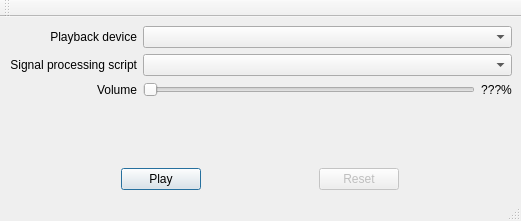
Qt form src/wavegen.ui (kb1p/WaveGen) before a commit.
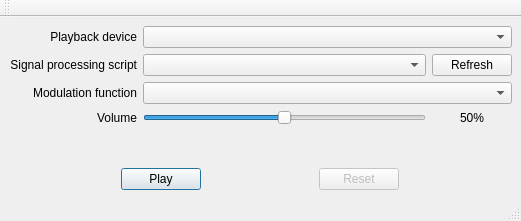
The same form after that commit.

Commit message: Interface allows to choose between multiple functions

```diff
--- a/src/wavegen.ui
+++ b/src/wavegen.ui
@@ -27,33 +27,20 @@
     </sizepolicy>
    </property>
    <layout class="QGridLayout" name="gridLayout">
-    <item row="0" column="1" colspan="2">
-     <widget class="QComboBox" name="cbxDevice"/>
-    </item>
-    <item row="0" column="0">
-     <widget class="QLabel" name="label">
+    <item row="3" column="0">
+     <widget class="QLabel" name="label_3">
       <property name="text">
-       <string>Playback device</string>
+       <string>Volume</string>
       </property>
       <property name="alignment">
        <set>Qt::AlignRight|Qt::AlignTrailing|Qt::AlignVCenter</set>
       </property>
      </widget>
     </item>
-    <item row="4" column="0" colspan="3">
-     <spacer name="verticalSpacer">
-      <property name="orientation">
-       <enum>Qt::Vertical</enum>
-      </property>
-      <property name="sizeHint" stdset="0">
-       <size>
-        <width>20</width>
-        <height>40</height>
-       </size>
-      </property>
-     </spacer>
+    <item row="1" column="1">
+     <widget class="QComboBox" name="cbxScript"/>
     </item>
-    <item row="5" column="0" colspan="3">
+    <item row="6" column="0" colspan="3">
      <layout class="QHBoxLayout" name="horizontalLayout" stretch="0,0">
       <property name="sizeConstraint">
        <enum>QLayout::SetDefaultConstraint</enum>
@@ -98,16 +85,39 @@
       </item>
      </layout>
     </item>
-    <item row="2" column="0">
-     <widget class="QLabel" name="label_3">
+    <item row="0" column="0">
+     <widget class="QLabel" name="label">
       <property name="text">
-       <string>Volume</string>
+       <string>Playback device</string>
       </property>
       <property name="alignment">
        <set>Qt::AlignRight|Qt::AlignTrailing|Qt::AlignVCenter</set>
       </property>
      </widget>
     </item>
+    <item row="3" column="2">
+     <widget class="QLabel" name="txtVolume">
+      <property name="text">
+       <string>50%</string>
+      </property>
+      <property name="alignment">
+       <set>Qt::AlignCenter</set>
+      </property>
+     </widget>
+    </item>
+    <item row="5" column="0" colspan="3">
+     <spacer name="verticalSpacer">
+      <property name="orientation">
+       <enum>Qt::Vertical</enum>
+      </property>
+      <property name="sizeHint" stdset="0">
+       <size>
+        <width>20</width>
+        <height>40</height>
+       </size>
+      </property>
+     </spacer>
+    </item>
     <item row="1" column="0">
      <widget class="QLabel" name="label_2">
       <property name="text">
@@ -118,29 +128,42 @@
       </property>
      </widget>
     </item>
-    <item row="2" column="1">
+    <item row="1" column="2">
+     <widget class="QPushButton" name="btnRefresh">
+      <property name="text">
+       <string>Refresh</string>
+      </property>
+     </widget>
+    </item>
+    <item row="0" column="1" colspan="2">
+     <widget class="QComboBox" name="cbxDevice"/>
+    </item>
+    <item row="3" column="1">
      <widget class="QSlider" name="slVolume">
       <property name="maximum">
        <number>100</number>
       </property>
+      <property name="value">
+       <number>50</number>
+      </property>
       <property name="orientation">
        <enum>Qt::Horizontal</enum>
       </property>
      </widget>
     </item>
-    <item row="2" column="2">
-     <widget class="QLabel" name="txtVolume">
+    <item row="2" column="1" colspan="2">
+     <widget class="QComboBox" name="cbxFunction"/>
+    </item>
+    <item row="2" column="0">
+     <widget class="QLabel" name="label_4">
       <property name="text">
-       <string>???%</string>
+       <string>Modulation function</string>
       </property>
       <property name="alignment">
-       <set>Qt::AlignCenter</set>
+       <set>Qt::AlignRight|Qt::AlignTrailing|Qt::AlignVCenter</set>
       </property>
      </widget>
     </item>
-    <item row="1" column="1" colspan="2">
-     <widget class="QComboBox" name="cbxScript"/>
-    </item>
    </layout>
   </widget>
   <widget class="QMenuBar" name="menuBar">
```
Left out of the diff: 2 changed lines with no effect on the pictures. The commit also changes 5 other files.
